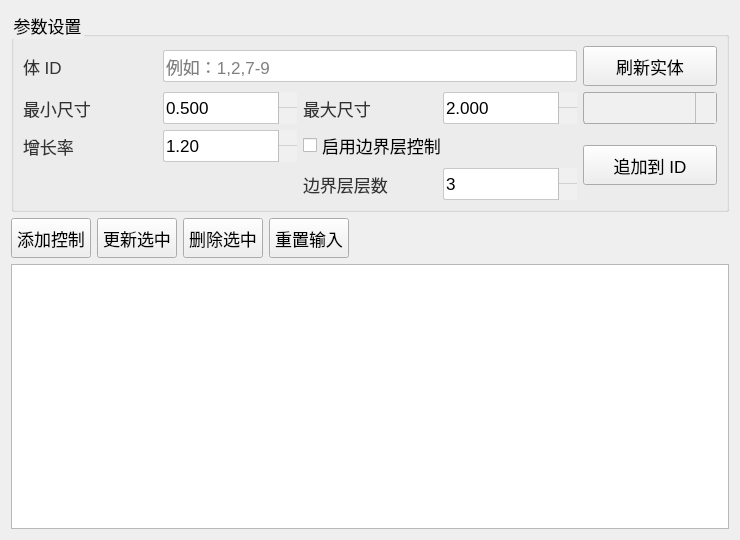
First picture: the form in plugins/Base_Mesh/MeshVolumeControlWidget.ui, repository asd977/base_cae, before the edit.
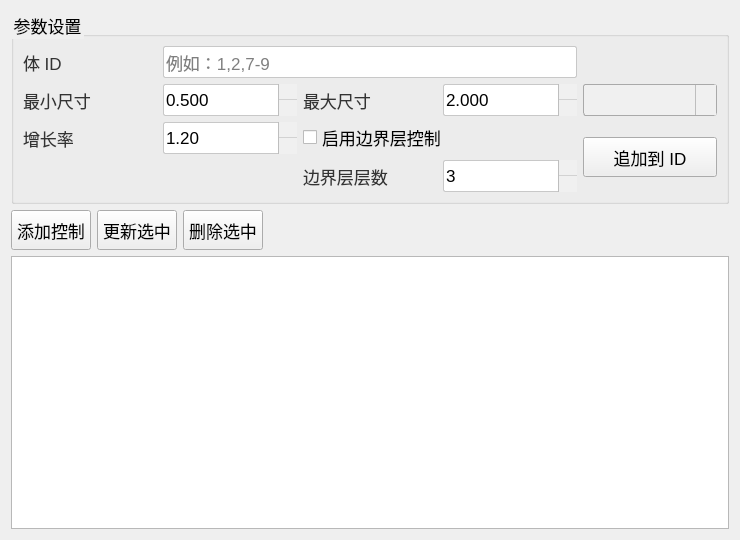
Second picture: the form after the edit. Icons and pictures are not drawn. Custom widgets are drawn as their Qt base class.

Commit message: Mesh controls: remove reset/refresh buttons and enforce exclusive entity IDs

Patch:
```diff
--- a/plugins/Base_Mesh/MeshVolumeControlWidget.ui
+++ b/plugins/Base_Mesh/MeshVolumeControlWidget.ui
@@ -132,11 +132,6 @@
         </property>
        </widget>
       </item>
-      <item row="0" column="4">
-       <widget class="QPushButton" name="btnRefreshEntity">
-        <property name="text"><string>刷新实体</string></property>
-       </widget>
-      </item>
       <item row="1" column="4">
        <widget class="CustomComboBox" name="cmbEntity"/>
       </item>
@@ -270,13 +265,6 @@
        </property>
       </widget>
      </item>
-     <item>
-      <widget class="QPushButton" name="btnReset">
-       <property name="text">
-        <string>重置输入</string>
-       </property>
-      </widget>
-     </item>
      <item>
       <spacer name="horizontalSpacer">
        <property name="orientation">
```
The commit also changes 8 other files.
